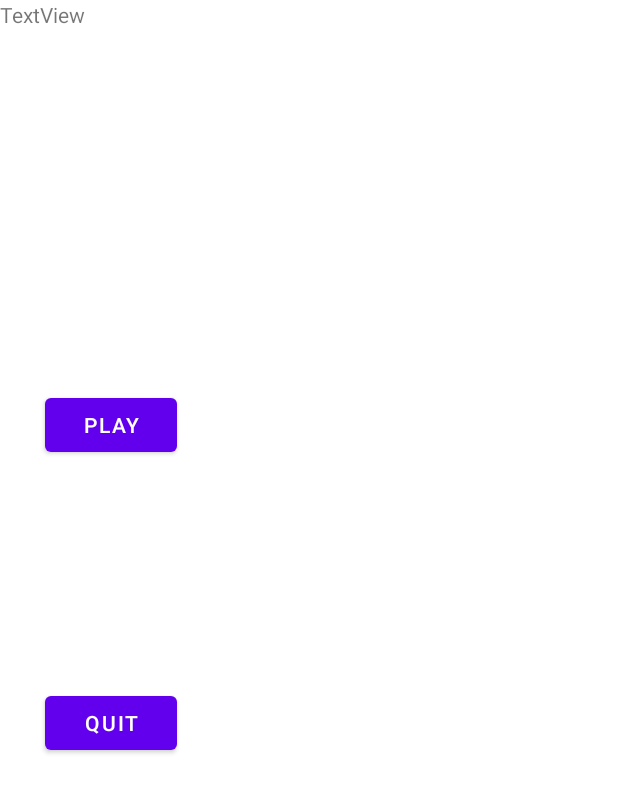
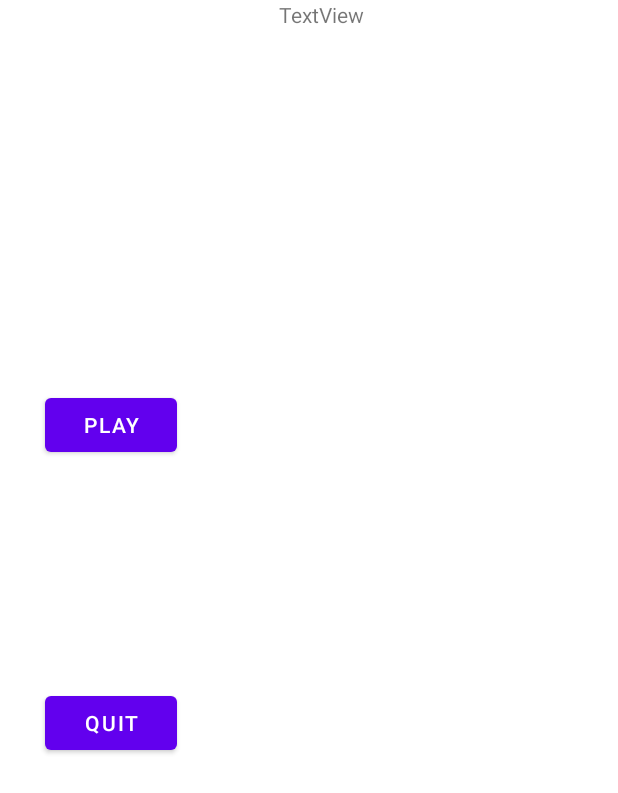
Before and after one commit to Miccielly/MeetMeAtTheBall, an Android app: the layout mainmenu_activity.xml on its own in the app's theme, with its tools: preview values and no code run, on a phone screen of 412 x 824 dp. Shown: the top 793 px of the screen. Run offline under Robolectric (Android 15) with nearby library versions, the phone set to English and light mode, and no system bars.

```diff
--- a/app/src/main/java/cz/underthetree/meetmeattheball/utils/Gyroscope.java
+++ b/app/src/main/java/cz/underthetree/meetmeattheball/utils/Gyroscope.java
@@ -27,7 +27,7 @@ public class Gyroscope {
     private SensorEventListener sensorEventListener;
 
     // create constructor with context as argument
-    Gyroscope(Context context) {
+    public Gyroscope(Context context) {
 
         // create instance of sensor manager
         sensorManager = (SensorManager) context.getSystemService(Context.SENSOR_SERVICE);
--- a/app/src/main/res/layout/mainmenu_activity.xml
+++ b/app/src/main/res/layout/mainmenu_activity.xml
@@ -31,10 +31,11 @@
         app:layout_constraintTop_toBottomOf="@+id/playBtn" />
 
     <TextView
-        android:id="@+id/textView2"
+        android:id="@+id/gyroText"
         android:layout_width="200dp"
         android:layout_height="50dp"
+        android:layout_marginEnd="26dp"
         android:text="TextView"
-        tools:layout_editor_absoluteX="185dp"
+        app:layout_constraintEnd_toEndOf="parent"
         tools:layout_editor_absoluteY="196dp" />
 </androidx.constraintlayout.widget.ConstraintLayout>
```
Also changed, not shown: app/src/main/java/cz/underthetree/meetmeattheball/MainMenuActivity.kt (+35 -2 lines).
